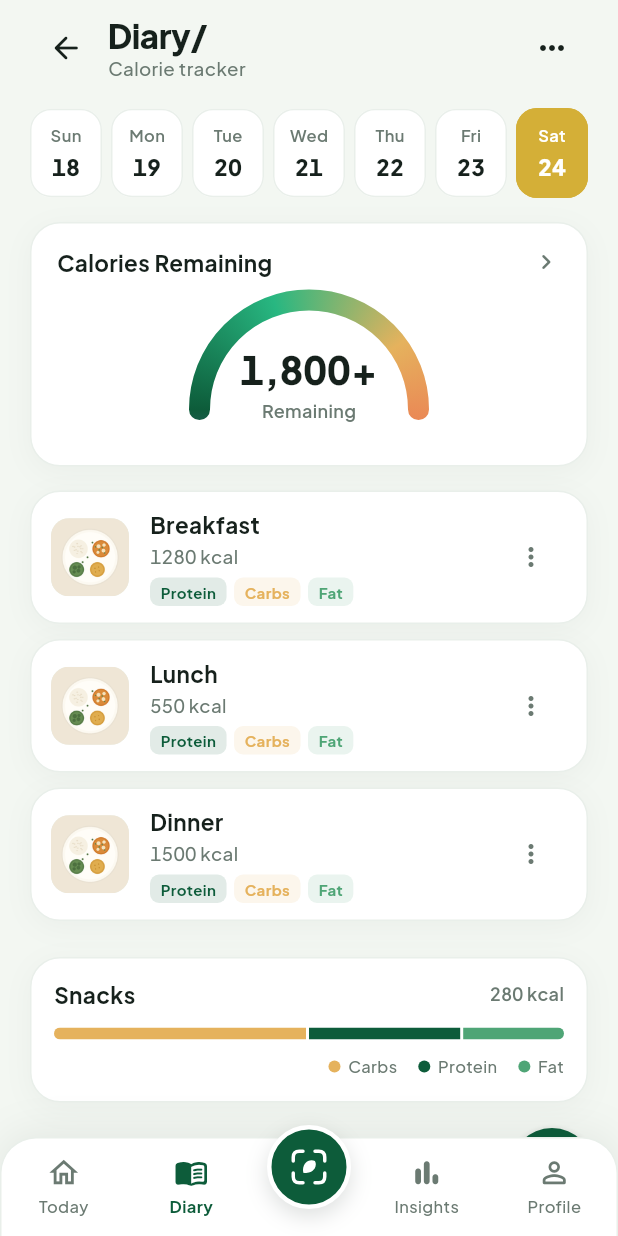
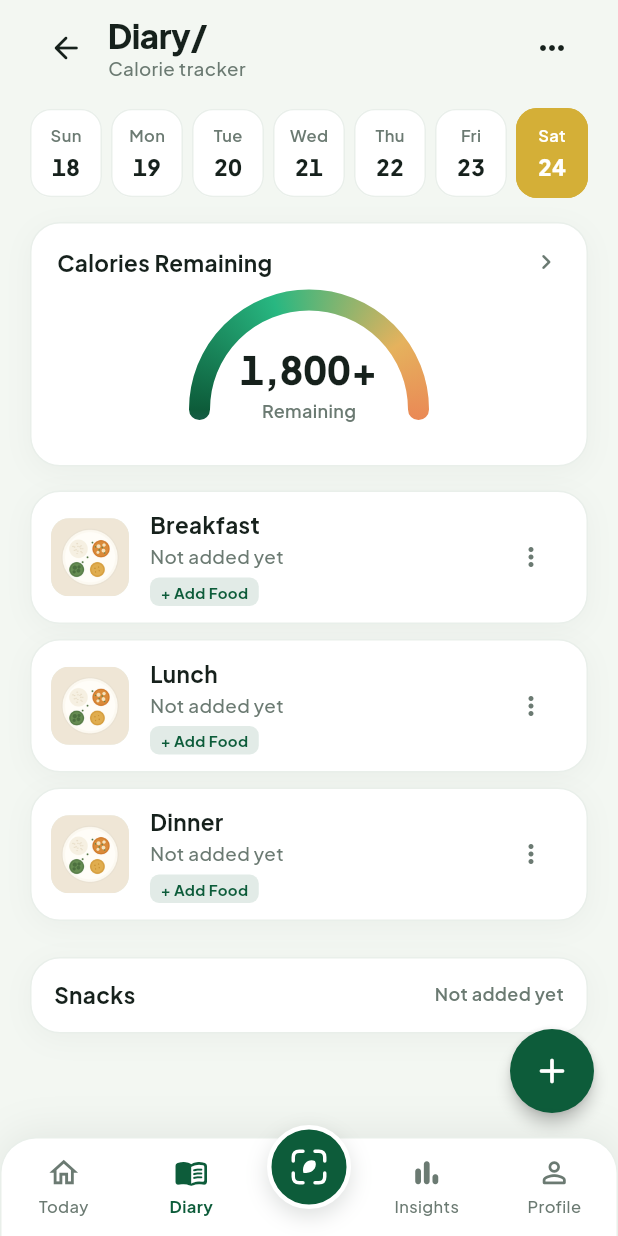
Before and after one commit to anshuldhiman-ai/Health-AI, a Flutter app: the DiaryScreen screen opened by its route, on a phone screen of 412 x 824 dp. Run offline on Flutter 3.47's test engine with Material 3 defaults, Android fonts, the phone set to English and light mode, and no system bars; our stand-ins replace camera, fl_chart, flutter_riverpod, flutter_secure_storage, go_router, image_picker and 3 more; missing offline and left inert: flutter_litert; accounts and stored records are empty; project files that could hold a hidden picture were left out.

Commit message:
Fix empty meal states and scan feedback

```diff
--- a/app/lib/app/router.dart
+++ b/app/lib/app/router.dart
@@ -112,8 +112,26 @@
 
   @override
   Widget build(BuildContext context) {
+    // A floating toast has to clear this bar, and the bar is drawn by
+    // THIS Scaffold while the toast is drawn by the nested Scaffold
+    // inside `navigationShell`. Flutter's extendBody handling raises
+    // the body's `padding.bottom` for the bar but leaves `viewPadding`
+    // alone - and floating SnackBars position against `viewPadding`, so
+    // without this they land behind the bar where their action cannot
+    // be tapped. Only `viewPadding` is overridden, so nothing else in
+    // the body shifts.
+    final media = MediaQuery.of(context);
+    final barHeight = AppSizing.navBarHeight + media.viewPadding.bottom;
+
     return Scaffold(
-      body: navigationShell,
+      body: MediaQuery(
+        data: media.copyWith(
+          viewPadding: media.viewPadding.copyWith(
+            bottom: math.max(media.viewPadding.bottom, barHeight),
+          ),
+        ),
+        child: navigationShell,
+      ),
       extendBody: true,
       floatingActionButtonLocation: FloatingActionButtonLocation.centerDocked,
       floatingActionButton: Transform.translate(
@@ -198,7 +216,7 @@
       child: SafeArea(
         top: false,
         child: SizedBox(
-          height: 66,
+          height: AppSizing.navBarHeight,
           child: Row(
             children: [
               destination(
--- a/app/lib/design_system/tokens/tokens.dart
+++ b/app/lib/design_system/tokens/tokens.dart
@@ -352,6 +352,16 @@
   static const screenPadding = 20.0;
 }
 
+/// Fixed chrome heights. These are load-bearing beyond their own widget:
+/// the shell's nav bar height is what tells the app how far up content
+/// must sit to clear it.
+abstract final class AppSizing {
+  AppSizing._();
+
+  /// Height of the bottom nav bar, above the system inset.
+  static const navBarHeight = 66.0;
+}
+
 /// Radii by hierarchy, not one radius for everything (Section 10.4).
 abstract final class AppRadii {
   AppRadii._();
--- a/app/lib/features/diary/presentation/diary_screen.dart
+++ b/app/lib/features/diary/presentation/diary_screen.dart
@@ -304,9 +304,13 @@
     final colors = context.appColors;
 
     final hasEntries = entries.isNotEmpty;
-    final kcal = hasEntries
-        ? entries.fold<int>(0, (sum, e) => sum + e.calories)
-        : _defaultMealKcal(meal);
+    final kcal = entries.fold<int>(0, (sum, e) => sum + e.calories);
+    var protein = 0, carbs = 0, fat = 0;
+    for (final e in entries) {
+      protein += e.proteinGrams;
+      carbs += e.carbsGrams;
+      fat += e.fatGrams;
+    }
 
     return AppCard(
       padding: const EdgeInsets.symmetric(horizontal: 14, vertical: 12),
@@ -340,21 +344,39 @@
                 ),
                 const SizedBox(height: 2),
                 Text(
-                  '$kcal kcal',
+                  // An empty meal shows no number at all. A placeholder
+                  // count reads as food already logged, which is worse
+                  // than showing nothing (R7).
+                  hasEntries ? '$kcal kcal' : l10n.mealNotLoggedYet,
                   style: AppTypography.caption.copyWith(
                     color: scheme.onSurfaceVariant,
                     fontSize: 12.5,
                   ),
                 ),
                 const SizedBox(height: 5),
+                if (hasEntries)
                   Row(
                     children: [
-                    _TagBadge(text: 'Protein', color: colors.macroProtein),
+                      _TagBadge(
+                        text: '${l10n.macroProtein} ${protein}g',
+                        color: colors.macroProtein,
+                      ),
                       const SizedBox(width: 5),
-                    _TagBadge(text: 'Carbs', color: colors.macroCarbs),
+                      _TagBadge(
+                        text: '${l10n.macroCarbs} ${carbs}g',
+                        color: colors.macroCarbs,
+                      ),
                       const SizedBox(width: 5),
-                    _TagBadge(text: 'Fat', color: colors.macroFat),
+                      _TagBadge(
+                        text: '${l10n.macroFat} ${fat}g',
+                        color: colors.macroFat,
+                      ),
                     ],
+                  )
+                else
+                  _TagBadge(
+                    text: '+ ${l10n.addFood}',
+                    color: colors.primary,
                   ),
               ],
             ),
@@ -369,21 +391,14 @@
               }
             },
             itemBuilder: (_) => [
-              const PopupMenuItem(value: 'add', child: Text('Add Food')),
-              const PopupMenuItem(value: 'scan', child: Text('Scan Photo')),
+              PopupMenuItem(value: 'add', child: Text(l10n.addFood)),
+              PopupMenuItem(value: 'scan', child: Text(l10n.scanScreenTitle)),
             ],
           ),
         ],
       ),
     );
   }
-
-  static int _defaultMealKcal(MealKind kind) => switch (kind) {
-    MealKind.breakfast => 1280,
-    MealKind.lunch => 550,
-    MealKind.dinner => 1500,
-    MealKind.snacks => 280,
-  };
 }
 
 class _TagBadge extends StatelessWidget {
@@ -412,7 +427,11 @@
   }
 }
 
-/// Snacks Card from ui_design.jpg Screen 6 with macro breakdown bars
+/// Snacks Card from ui_design.jpg Screen 6 with a macro breakdown bar.
+///
+/// Every number is computed from the snacks actually logged. It used to
+/// be fixed decoration - a hard-coded "280 kcal" and a 50/30/20 bar -
+/// which read as logged food on a day that had none.
 class _SnacksMacroCard extends StatelessWidget {
   const _SnacksMacroCard({required this.state});
 
@@ -424,6 +443,25 @@
     final scheme = Theme.of(context).colorScheme;
     final colors = context.appColors;
 
+    var kcal = 0, protein = 0, carbs = 0, fat = 0;
+    for (final e in state.mealLog) {
+      if (e.mealKind != MealKind.snacks) continue;
+      kcal += e.calories;
+      protein += e.proteinGrams;
+      carbs += e.carbsGrams;
+      fat += e.fatGrams;
+    }
+
+    // Weight the bar by energy share, not grams: 1 g of fat is ~9 kcal
+    // against ~4 for protein and carbs, so a gram-based bar would
+    // understate fat.
+    final segments = <(int, Color)>[
+      (carbs * 4, colors.macroCarbs),
+      (protein * 4, colors.macroProtein),
+      (fat * 9, colors.macroFat),
+    ]..removeWhere((segment) => segment.$1 <= 0);
+    final energy = segments.fold<int>(0, (sum, s) => sum + s.$1);
+
     return AppCard(
       padding: const EdgeInsets.fromLTRB(16, 14, 16, 16),
       child: Column(
@@ -432,7 +470,7 @@
           Row(
             children: [
               Text(
-                'Snacks',
+                l10n.mealSnacks,
                 style: AppTypography.itemTitle.copyWith(
                   color: scheme.onSurface,
                   fontSize: 15,
@@ -440,7 +478,9 @@
               ),
               const Spacer(),
               Text(
-                '280 kcal',
+                energy == 0
+                    ? l10n.mealNotLoggedYet
+                    : '$kcal ${l10n.kcalUnit}',
                 style: AppTypography.caption.copyWith(
                   color: scheme.onSurfaceVariant,
                   fontWeight: FontWeight.w600,
@@ -448,19 +488,21 @@
               ),
             ],
           ),
+          if (energy > 0) ...[
             const SizedBox(height: 12),
-          // Macro horizontal multi-segment bar
             ClipRRect(
               borderRadius: BorderRadius.circular(6),
               child: SizedBox(
                 height: 8,
                 child: Row(
                   children: [
-                  Expanded(flex: 50, child: Container(color: colors.macroCarbs)),
-                  const SizedBox(width: 2),
-                  Expanded(flex: 30, child: Container(color: colors.macroProtein)),
-                  const SizedBox(width: 2),
-                  Expanded(flex: 20, child: Container(color: colors.macroFat)),
+                    for (var i = 0; i < segments.length; i++) ...[
+                      if (i > 0) const SizedBox(width: 2),
+                      Expanded(
+                        flex: (segments[i].$1 / energy * 1000).round(),
+                        child: ColoredBox(color: segments[i].$2),
+                      ),
+                    ],
                   ],
                 ),
               ),
@@ -469,13 +511,23 @@
             Row(
               mainAxisAlignment: MainAxisAlignment.end,
               children: [
-              _MacroLegendDot(label: 'Carbs', color: colors.macroCarbs),
+                _MacroLegendDot(
+                  label: '${l10n.macroCarbs} ${carbs}g',
+                  color: colors.macroCarbs,
+                ),
                 const SizedBox(width: 14),
-              _MacroLegendDot(label: 'Protein', color: colors.macroProtein),
+                _MacroLegendDot(
+                  label: '${l10n.macroProtein} ${protein}g',
+                  color: colors.macroProtein,
+                ),
                 const SizedBox(width: 14),
-              _MacroLegendDot(label: 'Fat', color: colors.macroFat),
+                _MacroLegendDot(
+                  label: '${l10n.macroFat} ${fat}g',
+                  color: colors.macroFat,
+                ),
               ],
             ),
+          ],
         ],
       ),
     );
--- a/app/lib/features/today/presentation/today_screen.dart
+++ b/app/lib/features/today/presentation/today_screen.dart
@@ -599,7 +599,12 @@
 
     final kcal = entries.fold<int>(0, (sum, e) => sum + e.kcal);
     final hasEntries = entries.isNotEmpty;
-    final displayKcal = hasEntries ? kcal : _defaultKcal(meal);
+    var protein = 0, carbs = 0, fat = 0;
+    for (final e in entries) {
+      protein += e.proteinGrams;
+      carbs += e.carbsGrams;
+      fat += e.fatGrams;
+    }
 
     return AppCard(
       padding: const EdgeInsets.symmetric(horizontal: 14, vertical: 12),
@@ -637,21 +642,38 @@
                 ),
                 const SizedBox(height: 3),
                 Text(
-                  '$displayKcal kcal',
+                  // No number for an empty meal: a placeholder count
+                  // reads as food already logged (R7).
+                  hasEntries ? '$kcal kcal' : l10n.mealNotLoggedYet,
                   style: AppTypography.caption.copyWith(
                     color: scheme.onSurfaceVariant,
                     fontSize: 12.5,
                   ),
                 ),
                 const SizedBox(height: 6),
+                if (hasEntries)
                   Row(
                     children: [
-                    _TagBadge(text: 'Protein', color: colors.macroProtein),
+                      _TagBadge(
+                        text: '${l10n.macroProtein} ${protein}g',
+                        color: colors.macroProtein,
+                      ),
                       const SizedBox(width: 5),
-                    _TagBadge(text: 'Carbs', color: colors.macroCarbs),
+                      _TagBadge(
+                        text: '${l10n.macroCarbs} ${carbs}g',
+                        color: colors.macroCarbs,
+                      ),
                       const SizedBox(width: 5),
-                    _TagBadge(text: 'Fat', color: colors.macroFat),
+                      _TagBadge(
+                        text: '${l10n.macroFat} ${fat}g',
+                        color: colors.macroFat,
+                      ),
                     ],
+                  )
+                else
+                  _TagBadge(
+                    text: '+ ${l10n.addFood}',
+                    color: colors.primary,
                   ),
               ],
             ),
@@ -666,21 +688,14 @@
               }
             },
             itemBuilder: (_) => [
-              const PopupMenuItem(value: 'add', child: Text('Add Food')),
-              const PopupMenuItem(value: 'scan', child: Text('Scan Meal')),
+              PopupMenuItem(value: 'add', child: Text(l10n.addFood)),
+              PopupMenuItem(value: 'scan', child: Text(l10n.scanScreenTitle)),
             ],
           ),
         ],
       ),
     );
   }
-
-  static int _defaultKcal(MealKind kind) => switch (kind) {
-    MealKind.breakfast => 1280,
-    MealKind.lunch => 550,
-    MealKind.dinner => 1500,
-    MealKind.snacks => 280,
-  };
 }
 
 class _TagBadge extends StatelessWidget {
```
Also changed, not shown: app/lib/design_system/components/app_toast.dart (added, +109 -0 lines), app/lib/features/scan/presentation/scan_result_sheet.dart (+6 -13 lines), app/lib/features/scan/presentation/scan_screen.dart (+2 -5 lines), app/lib/features/search/presentation/dish_detail_screen.dart (+7 -14 lines), app/lib/features/sleep/presentation/sleep_screen.dart (+5 -5 lines), 2 other files. Lines whose indentation alone changed are shown as unchanged.
